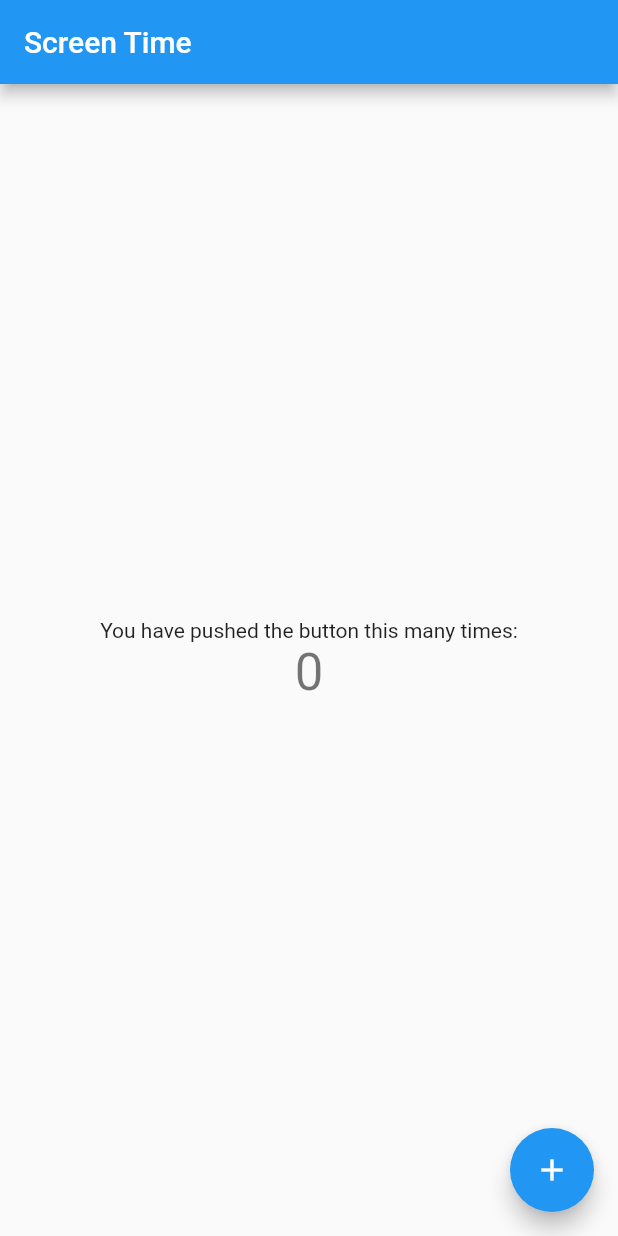
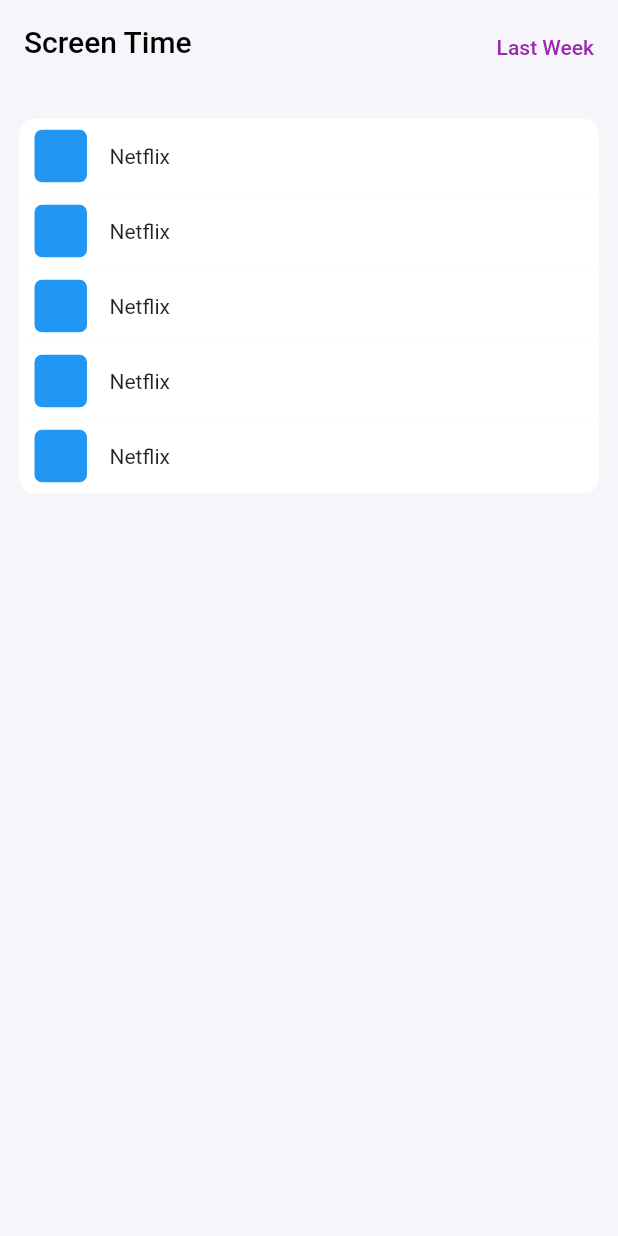
Before and after one commit to Volnetiks/ScreenTime, a Flutter app: the screen it shows after launch, on a phone screen of 412 x 824 dp. Run offline on Flutter 3.47's test engine with Material 2 defaults, Android fonts, the phone set to English and light mode, and no system bars.

Commit message:
Started working on ui

```diff
--- /dev/null
+++ b/lib/extensions/hex_color.dart
@@ -0,0 +1,10 @@
+import 'package:flutter/material.dart';
+
+extension HexColor on Color {
+  static Color fromHex(String hexString) {
+    final buffer = StringBuffer();
+    if (hexString.length == 6 || hexString.length == 7) buffer.write('ff');
+    buffer.write(hexString.replaceFirst("#", ""));
+    return Color(int.parse(buffer.toString(), radix: 16));
+  }
+}
--- a/lib/main.dart
+++ b/lib/main.dart
@@ -1,4 +1,7 @@
 import 'package:flutter/material.dart';
+
+import 'extensions/hex_color.dart';
+import 'models/app_model.dart';
 
 void main() {
   runApp(const ScreenTime());
@@ -28,38 +31,42 @@
 }
 
 class _ScreenTimePageState extends State<ScreenTimePage> {
-  int _counter = 0;
-
-  void _incrementCounter() {
-    setState(() {
-      _counter++;
-    });
-  }
-
   @override
   Widget build(BuildContext context) {
     return Scaffold(
+      backgroundColor: HexColor.fromHex("#f6f5fa"),
       appBar: AppBar(
-        title: Text("Screen Time"),
+        elevation: 0,
+        backgroundColor: HexColor.fromHex("#f6f5fa"),
+        title: Row(
+            crossAxisAlignment: CrossAxisAlignment.end,
+            mainAxisAlignment: MainAxisAlignment.spaceBetween,
+            children: const [
+              Text("Screen Time",
+                  style: TextStyle(
+                      color: Colors.black, fontWeight: FontWeight.w500)),
+              Text("Last Week",
+                  style: TextStyle(color: Colors.purple, fontSize: 14)),
+            ]),
       ),
-      body: Center(
-        child: Column(
-          mainAxisAlignment: MainAxisAlignment.center,
-          children: <Widget>[
-            const Text(
-              'You have pushed the button this many times:',
-            ),
-            Text(
-              '$_counter',
-              style: Theme.of(context).textTheme.headline4,
-            ),
-          ],
-        ),
-      ),
-      floatingActionButton: FloatingActionButton(
-        onPressed: _incrementCounter,
-        tooltip: 'Increment',
-        child: const Icon(Icons.add),
+      body: Column(
+        crossAxisAlignment: CrossAxisAlignment.start,
+        mainAxisAlignment: MainAxisAlignment.center,
+        children: [
+          const SizedBox(
+            height: 10,
+          ),
+          Expanded(
+            child: Padding(
+                padding: const EdgeInsets.all(5),
+                child: ListView.builder(
+                    padding: const EdgeInsets.all(8),
+                    itemCount: 5,
+                    itemBuilder: (BuildContext context, int index) {
+                      return AppModel(index: index);
+                    })),
+          )
+        ],
       ),
     );
   }
--- /dev/null
+++ b/lib/models/app_model.dart
@@ -0,0 +1,46 @@
+import 'package:flutter/material.dart';
+
+class AppModel extends StatefulWidget {
+  const AppModel({Key? key, required this.index}) : super(key: key);
+
+  final int index;
+
+  @override
+  State<AppModel> createState() => _AppModelState();
+}
+
+class _AppModelState extends State<AppModel> {
+  @override
+  Widget build(BuildContext context) {
+    return Container(
+      decoration: widget.index == 0 || widget.index == 4
+          ? BoxDecoration(
+              color: Colors.white,
+              borderRadius: widget.index == 0
+                  ? const BorderRadius.only(
+                      topRight: Radius.circular(10.0),
+                      topLeft: Radius.circular(10.0))
+                  : const BorderRadius.only(
+                      bottomRight: Radius.circular(10.0),
+                      bottomLeft: Radius.circular(10.0)),
+            )
+          : const BoxDecoration(color: Colors.white),
+      height: 50,
+      child: Row(children: [
+        const SizedBox(
+          width: 10,
+        ),
+        Container(
+            height: 35,
+            width: 35,
+            decoration: const BoxDecoration(
+                color: Colors.blue,
+                borderRadius: BorderRadius.all(Radius.circular(5.0)))),
+        const SizedBox(
+          width: 15,
+        ),
+        const Text("Netflix")
+      ]),
+    );
+  }
+}
```
